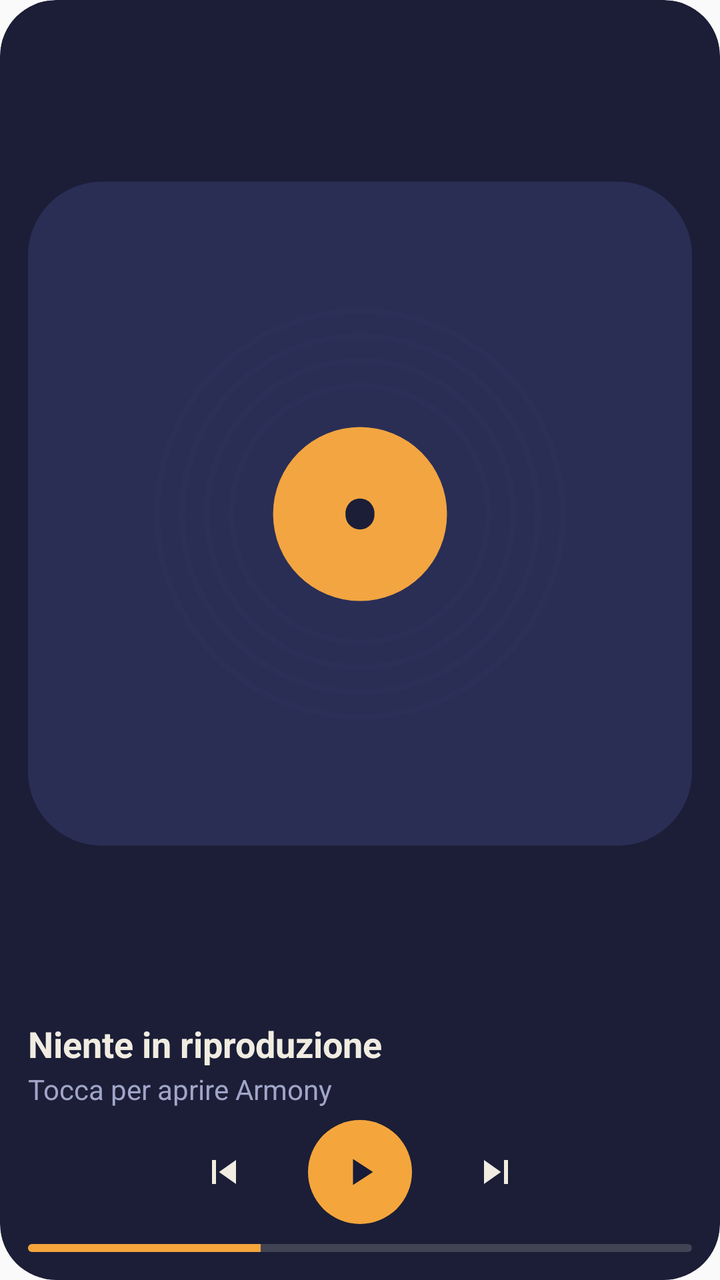
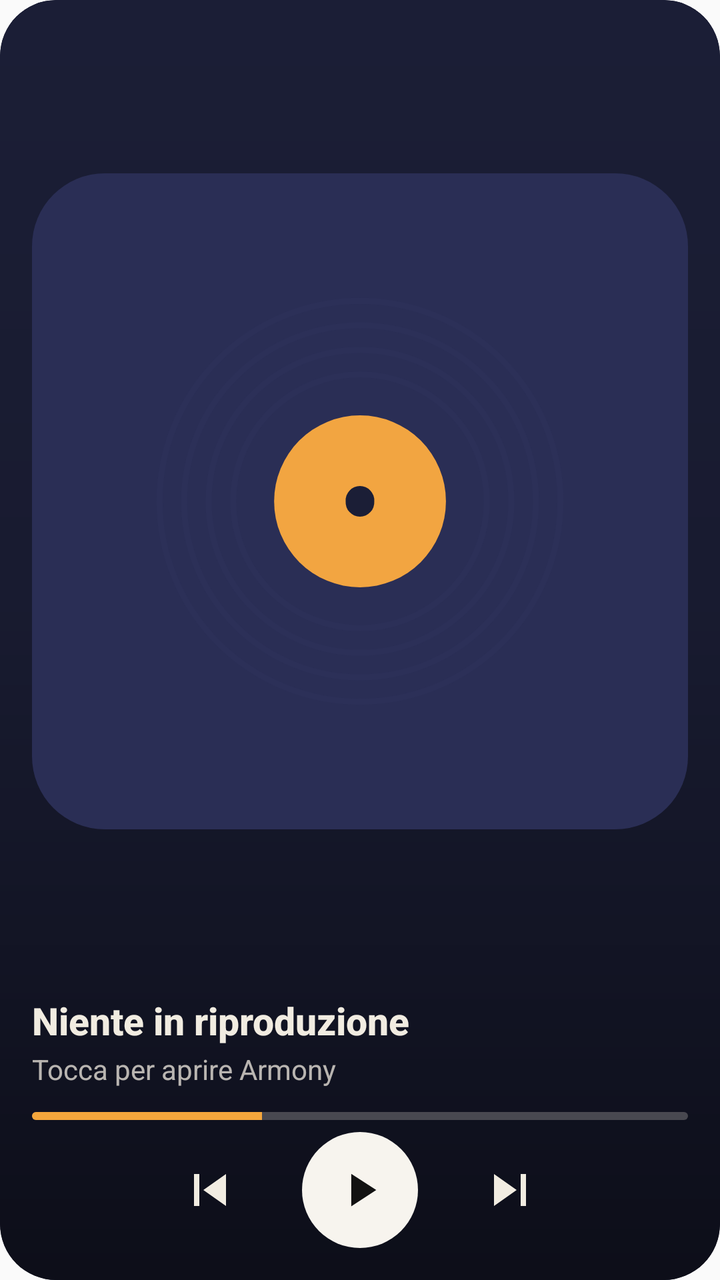

Screens rendered from an Android XML layout before and after an edit, with the pre-edit source and the edit as a unified diff.
<!-- AndroidManifest.xml: application theme AppTheme -->
<!-- res/layout/widget_tall.xml -->
<?xml version="1.0" encoding="utf-8"?>
<LinearLayout xmlns:android="http://schemas.android.com/apk/res/android"
    android:id="@android:id/background"
    android:layout_width="match_parent"
    android:layout_height="match_parent"
    android:background="@drawable/widget_bg"
    android:clipToOutline="true"
    android:orientation="vertical"
    android:padding="14dp">

    <ImageView
        android:id="@+id/w_cover"
        android:layout_width="wrap_content"
        android:layout_height="0dp"
        android:layout_gravity="center_horizontal"
        android:layout_weight="1"
        android:adjustViewBounds="true"
        android:contentDescription="@string/widget_cover"
        android:scaleType="fitCenter"
        android:src="@drawable/widget_logo" />

    <TextView
        android:id="@+id/w_title"
        android:layout_width="match_parent"
        android:layout_height="wrap_content"
        android:layout_marginTop="10dp"
        android:ellipsize="end"
        android:fontFamily="sans-serif"
        android:maxLines="1"
        android:text="@string/widget_idle"
        android:textColor="@color/widget_ink"
        android:textSize="18sp"
        android:textStyle="bold" />

    <TextView
        android:id="@+id/w_artist"
        android:layout_width="match_parent"
        android:layout_height="wrap_content"
        android:layout_marginTop="1dp"
        android:ellipsize="end"
        android:maxLines="1"
        android:text="@string/widget_idle_sub"
        android:textColor="@color/widget_muted"
        android:textSize="14sp" />

    <LinearLayout
        android:layout_width="match_parent"
        android:layout_height="wrap_content"
        android:layout_marginTop="6dp"
        android:gravity="center"
        android:orientation="horizontal">

        <ImageButton
            android:id="@+id/w_prev"
            android:layout_width="48dp"
            android:layout_height="48dp"
            android:background="@drawable/widget_press"
            android:contentDescription="@string/widget_prev"
            android:src="@drawable/widget_ic_prev" />

        <ImageButton
            android:id="@+id/w_toggle"
            android:layout_width="52dp"
            android:layout_height="52dp"
            android:layout_marginStart="18dp"
            android:layout_marginEnd="18dp"
            android:background="@drawable/widget_play_bg"
            android:contentDescription="@string/widget_play"
            android:src="@drawable/widget_ic_play" />

        <ImageButton
            android:id="@+id/w_next"
            android:layout_width="48dp"
            android:layout_height="48dp"
            android:background="@drawable/widget_press"
            android:contentDescription="@string/widget_next"
            android:src="@drawable/widget_ic_next" />
    </LinearLayout>

    <ProgressBar
        android:id="@+id/w_progress"
        style="?android:attr/progressBarStyleHorizontal"
        android:layout_width="match_parent"
        android:layout_height="4dp"
        android:layout_marginTop="10dp"
        android:indeterminate="false"
        android:max="1000"
        android:maxHeight="4dp"
        android:minHeight="4dp"
        android:progress="350"
        android:progressDrawable="@drawable/widget_progress" />
</LinearLayout>
<!-- resources referenced by this layout -->
<resources>
  <color name="widget_ink">#F1ECE1</color>
  <color name="widget_muted">#A0A5C8</color>
  <!-- drawable widget_bg (drawable) -->
  <?xml version="1.0" encoding="utf-8"?>
  <shape xmlns:android="http://schemas.android.com/apk/res/android" android:shape="rectangle">
      <solid android:color="@color/widget_bg" />
      <corners android:radius="@dimen/widget_radius" />
  </shape>
  <!-- drawable widget_ic_next (drawable) -->
  <?xml version="1.0" encoding="utf-8"?>
  <vector xmlns:android="http://schemas.android.com/apk/res/android" android:width="24dp" android:height="24dp" android:viewportWidth="24" android:viewportHeight="24">
      <path android:fillColor="@color/widget_ink" android:pathData="M6,18l8.5,-6L6,6v12zM16,6v12h2V6h-2z" />
  </vector>
  <!-- drawable widget_ic_play (drawable) -->
  <?xml version="1.0" encoding="utf-8"?>
  <vector xmlns:android="http://schemas.android.com/apk/res/android" android:width="24dp" android:height="24dp" android:viewportWidth="24" android:viewportHeight="24">
      <path android:fillColor="@color/widget_on_accent" android:pathData="M8.5,5.5v13l10,-6.5z" />
  </vector>
  <!-- drawable widget_ic_prev (drawable) -->
  <?xml version="1.0" encoding="utf-8"?>
  <vector xmlns:android="http://schemas.android.com/apk/res/android" android:width="24dp" android:height="24dp" android:viewportWidth="24" android:viewportHeight="24">
      <path android:fillColor="@color/widget_ink" android:pathData="M6,6h2v12H6zM9.5,12l8.5,6V6z" />
  </vector>
  <!-- drawable widget_play_bg (drawable) -->
  <?xml version="1.0" encoding="utf-8"?>
  <ripple xmlns:android="http://schemas.android.com/apk/res/android" android:color="#40191C38">
      <item>
          <shape android:shape="oval">
              <solid android:color="@color/widget_accent" />
          </shape>
      </item>
  </ripple>
  <!-- drawable widget_press (drawable) -->
  <?xml version="1.0" encoding="utf-8"?>
  <ripple xmlns:android="http://schemas.android.com/apk/res/android" android:color="#33F1ECE1" />
  <!-- drawable widget_progress (drawable) -->
  <?xml version="1.0" encoding="utf-8"?>
  <layer-list xmlns:android="http://schemas.android.com/apk/res/android">
      <item android:id="@android:id/background">
          <shape>
              <corners android:radius="2dp" />
              <solid android:color="#2EF1ECE1" />
          </shape>
      </item>
      <item android:id="@android:id/progress">
          <clip>
              <shape>
                  <corners android:radius="2dp" />
                  <solid android:color="@color/widget_accent" />
              </shape>
          </clip>
      </item>
  </layer-list>
  <string name="widget_cover">Apri In riproduzione</string>
  <string name="widget_idle">Niente in riproduzione</string>
  <string name="widget_idle_sub">Tocca per aprire Armony</string>
  <string name="widget_next">Successivo</string>
  <string name="widget_play">Riproduci</string>
  <string name="widget_prev">Precedente</string>
  <style name="AppTheme" parent="Theme.AppCompat.Light.DarkActionBar">
          <item name="colorPrimary">#1B1E36</item>
          <item name="colorPrimaryDark">#1B1E36</item>
          <item name="colorAccent">#F2A541</item>
      </style>
  <color name="widget_bg">#1B1E36</color>
  <dimen name="widget_radius">24dp</dimen>
  <color name="widget_on_accent">#191C38</color>
  <color name="widget_surface">#2A2E55</color>
  <color name="widget_accent">#F4A63C</color>
  <!-- unchanged entries left out for length: 2 -->
</resources>

<!-- the commit's change to res/layout/widget_tall.xml (unified diff, before → after) -->
@@ -1,92 +1,130 @@
 <?xml version="1.0" encoding="utf-8"?>
-<LinearLayout xmlns:android="http://schemas.android.com/apk/res/android"
+<FrameLayout xmlns:android="http://schemas.android.com/apk/res/android"
     android:id="@android:id/background"
     android:layout_width="match_parent"
     android:layout_height="match_parent"
     android:background="@drawable/widget_bg"
-    android:clipToOutline="true"
-    android:orientation="vertical"
-    android:padding="14dp">
+    android:clipToOutline="true">
 
     <ImageView
-        android:id="@+id/w_cover"
-        android:layout_width="wrap_content"
-        android:layout_height="0dp"
-        android:layout_gravity="center_horizontal"
-        android:layout_weight="1"
-        android:adjustViewBounds="true"
-        android:contentDescription="@string/widget_cover"
-        android:scaleType="fitCenter"
-        android:src="@drawable/widget_logo" />
+        android:id="@+id/w_bg"
+        android:layout_width="match_parent"
+        android:layout_height="match_parent"
+        android:importantForAccessibility="no"
+        android:scaleType="fitXY"
+        android:src="@drawable/widget_bg" />
 
-    <TextView
-        android:id="@+id/w_title"
+    <ImageView
         android:layout_width="match_parent"
-        android:layout_height="wrap_content"
-        android:layout_marginTop="10dp"
-        android:ellipsize="end"
-        android:fontFamily="sans-serif"
-        android:maxLines="1"
-        android:text="@string/widget_idle"
-        android:textColor="@color/widget_ink"
-        android:textSize="18sp"
-        android:textStyle="bold" />
-
-    <TextView
-        android:id="@+id/w_artist"
-        android:layout_width="match_parent"
-        android:layout_height="wrap_content"
-        android:layout_marginTop="1dp"
-        android:ellipsize="end"
-        android:maxLines="1"
-        android:text="@string/widget_idle_sub"
-        android:textColor="@color/widget_muted"
-        android:textSize="14sp" />
+        android:layout_height="match_parent"
+        android:importantForAccessibility="no"
+        android:scaleType="fitXY"
+        android:src="@drawable/widget_shade" />
 
     <LinearLayout
         android:layout_width="match_parent"
-        android:layout_height="wrap_content"
-        android:layout_marginTop="6dp"
-        android:gravity="center"
-        android:orientation="horizontal">
+        android:layout_height="match_parent"
+        android:orientation="vertical"
+        android:padding="16dp">
 
-        <ImageButton
-            android:id="@+id/w_prev"
-            android:layout_width="48dp"
-            android:layout_height="48dp"
-            android:background="@drawable/widget_press"
-            android:contentDescription="@string/widget_prev"
-            android:src="@drawable/widget_ic_prev" />
+        <ImageView
+            android:id="@+id/w_cover"
+            android:layout_width="match_parent"
+            android:layout_height="0dp"
+            android:layout_gravity="center_horizontal"
+            android:layout_weight="1"
+            android:adjustViewBounds="true"
+            android:contentDescription="@string/widget_cover"
+            android:scaleType="fitCenter"
+            android:src="@drawable/widget_logo" />
 
-        <ImageButton
-            android:id="@+id/w_toggle"
-            android:layout_width="52dp"
-            android:layout_height="52dp"
-            android:layout_marginStart="18dp"
-            android:layout_marginEnd="18dp"
-            android:background="@drawable/widget_play_bg"
-            android:contentDescription="@string/widget_play"
-            android:src="@drawable/widget_ic_play" />
+        <LinearLayout
+            android:layout_width="match_parent"
+            android:layout_height="wrap_content"
+            android:layout_marginTop="12dp"
+            android:orientation="vertical">
+            <TextView
+                android:id="@+id/w_title"
+                android:layout_width="match_parent"
+                android:layout_height="wrap_content"
+                android:ellipsize="marquee"
+                android:fontFamily="sans-serif-medium"
+                android:singleLine="true"
+    android:focusable="true"
+    android:focusableInTouchMode="true"
+    android:scrollHorizontally="true"
+                android:marqueeRepeatLimit="marquee_forever"
+                android:text="@string/widget_idle"
+                android:textColor="@color/widget_ink"
+                android:textSize="19sp"
+                android:textStyle="bold">
+    
+    <requestFocus />
+</TextView>
 
-        <ImageButton
-            android:id="@+id/w_next"
-            android:layout_width="48dp"
-            android:layout_height="48dp"
-            android:background="@drawable/widget_press"
-            android:contentDescription="@string/widget_next"
-            android:src="@drawable/widget_ic_next" />
+            <TextView
+                android:id="@+id/w_artist"
+                android:layout_width="match_parent"
+                android:layout_height="wrap_content"
+                android:layout_marginTop="2dp"
+                android:ellipsize="end"
+                android:maxLines="1"
+                android:text="@string/widget_idle_sub"
+                android:textColor="@color/widget_muted"
+                android:textSize="14sp" />
+        </LinearLayout>
+
+        <ProgressBar
+            android:id="@+id/w_progress"
+            style="?android:attr/progressBarStyleHorizontal"
+            android:layout_width="match_parent"
+            android:layout_height="4dp"
+            android:layout_marginTop="12dp"
+            android:indeterminate="false"
+            android:max="1000"
+            android:maxHeight="4dp"
+            android:minHeight="4dp"
+            android:progress="350"
+            android:progressDrawable="@drawable/widget_progress" />
+
+        <LinearLayout
+            android:layout_width="match_parent"
+            android:layout_height="wrap_content"
+            android:layout_marginTop="6dp"
+            android:gravity="center"
+            android:orientation="horizontal">
+
+            <ImageButton
+                android:id="@+id/w_prev"
+                android:layout_width="48dp"
+                android:layout_height="48dp"
+                android:background="@drawable/widget_press"
+                android:contentDescription="@string/widget_prev"
+                android:padding="8dp"
+                android:scaleType="fitCenter"
+                android:src="@drawable/widget_ic_prev" />
+
+            <ImageButton
+                android:id="@+id/w_toggle"
+                android:layout_width="58dp"
+                android:layout_height="58dp"
+                android:layout_marginStart="22dp"
+                android:layout_marginEnd="22dp"
+                android:background="@drawable/widget_play_bg"
+                android:contentDescription="@string/widget_play"
+                android:padding="14dp"
+                android:scaleType="fitCenter"
+                android:src="@drawable/widget_ic_play" />
+
+            <ImageButton
+                android:id="@+id/w_next"
+                android:layout_width="48dp"
+                android:layout_height="48dp"
+                android:background="@drawable/widget_press"
+                android:contentDescription="@string/widget_next"
+                android:padding="8dp"
+                android:scaleType="fitCenter"
+                android:src="@drawable/widget_ic_next" />
+        </LinearLayout>
     </LinearLayout>
-
-    <ProgressBar
-        android:id="@+id/w_progress"
-        style="?android:attr/progressBarStyleHorizontal"
-        android:layout_width="match_parent"
-        android:layout_height="4dp"
-        android:layout_marginTop="10dp"
-        android:indeterminate="false"
-        android:max="1000"
-        android:maxHeight="4dp"
-        android:minHeight="4dp"
-        android:progress="350"
-        android:progressDrawable="@drawable/widget_progress" />
-</LinearLayout>
+</FrameLayout>
<!-- resource entries referenced after the edit -->
@@ -1,7 +1,7 @@
 <!-- resources referenced by this layout -->
 <resources>
   <color name="widget_ink">#F1ECE1</color>
-  <color name="widget_muted">#A0A5C8</color>
+  <color name="widget_muted">#BFF1ECE1</color>
   <!-- drawable widget_bg (drawable) -->
   <?xml version="1.0" encoding="utf-8"?>
   <shape xmlns:android="http://schemas.android.com/apk/res/android" android:shape="rectangle">
@@ -16,7 +16,7 @@
   <!-- drawable widget_ic_play (drawable) -->
   <?xml version="1.0" encoding="utf-8"?>
   <vector xmlns:android="http://schemas.android.com/apk/res/android" android:width="24dp" android:height="24dp" android:viewportWidth="24" android:viewportHeight="24">
-      <path android:fillColor="@color/widget_on_accent" android:pathData="M8.5,5.5v13l10,-6.5z" />
+      <path android:fillColor="@color/widget_on_play" android:pathData="M8.5,5.5v13l10,-6.5z" />
   </vector>
   <!-- drawable widget_ic_prev (drawable) -->
   <?xml version="1.0" encoding="utf-8"?>
@@ -25,10 +25,10 @@
   </vector>
   <!-- drawable widget_play_bg (drawable) -->
   <?xml version="1.0" encoding="utf-8"?>
-  <ripple xmlns:android="http://schemas.android.com/apk/res/android" android:color="#40191C38">
+  <ripple xmlns:android="http://schemas.android.com/apk/res/android" android:color="#33121212">
       <item>
           <shape android:shape="oval">
-              <solid android:color="@color/widget_accent" />
+              <solid android:color="@color/widget_play" />
           </shape>
       </item>
   </ripple>
@@ -41,7 +41,7 @@
       <item android:id="@android:id/background">
           <shape>
               <corners android:radius="2dp" />
-              <solid android:color="#2EF1ECE1" />
+              <solid android:color="#40F1ECE1" />
           </shape>
       </item>
       <item android:id="@android:id/progress">
@@ -53,6 +53,11 @@
           </clip>
       </item>
   </layer-list>
+  <!-- drawable widget_shade (drawable) -->
+  <?xml version="1.0" encoding="utf-8"?>
+  <shape xmlns:android="http://schemas.android.com/apk/res/android" android:shape="rectangle">
+      <gradient android:angle="270" android:startColor="#00000000" android:centerColor="#22000000" android:endColor="#8C000000" />
+  </shape>
   <string name="widget_cover">Apri In riproduzione</string>
   <string name="widget_idle">Niente in riproduzione</string>
   <string name="widget_idle_sub">Tocca per aprire Armony</string>
@@ -66,8 +71,9 @@
       </style>
   <color name="widget_bg">#1B1E36</color>
   <dimen name="widget_radius">24dp</dimen>
-  <color name="widget_on_accent">#191C38</color>
+  <color name="widget_on_play">#121212</color>
   <color name="widget_surface">#2A2E55</color>
+  <color name="widget_play">#F7F4EE</color>
   <color name="widget_accent">#F4A63C</color>
   <!-- unchanged entries left out for length: 2 -->
 </resources>
